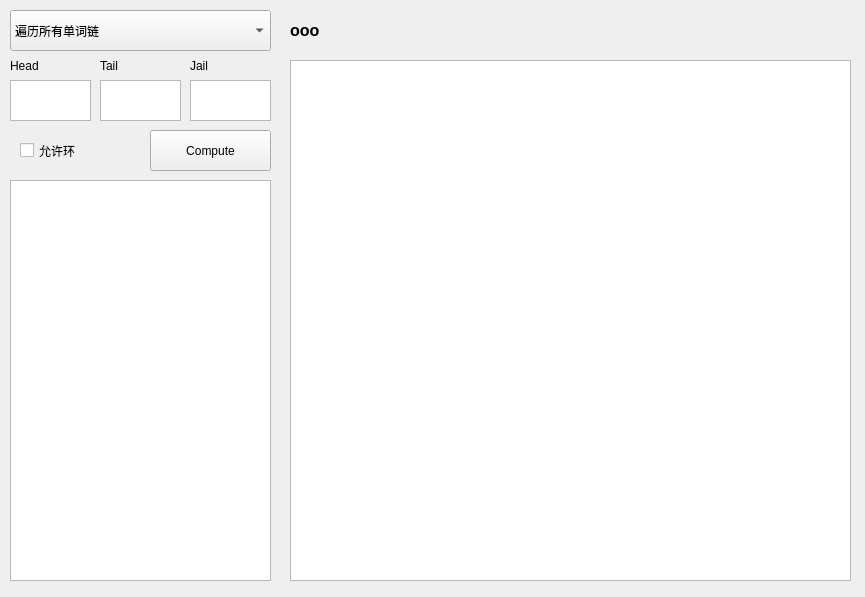
This is gui/main_ui.ui in Dofingert/Longest-English-word-chain as Qt 5 draws it before an edit. The edited form follows.
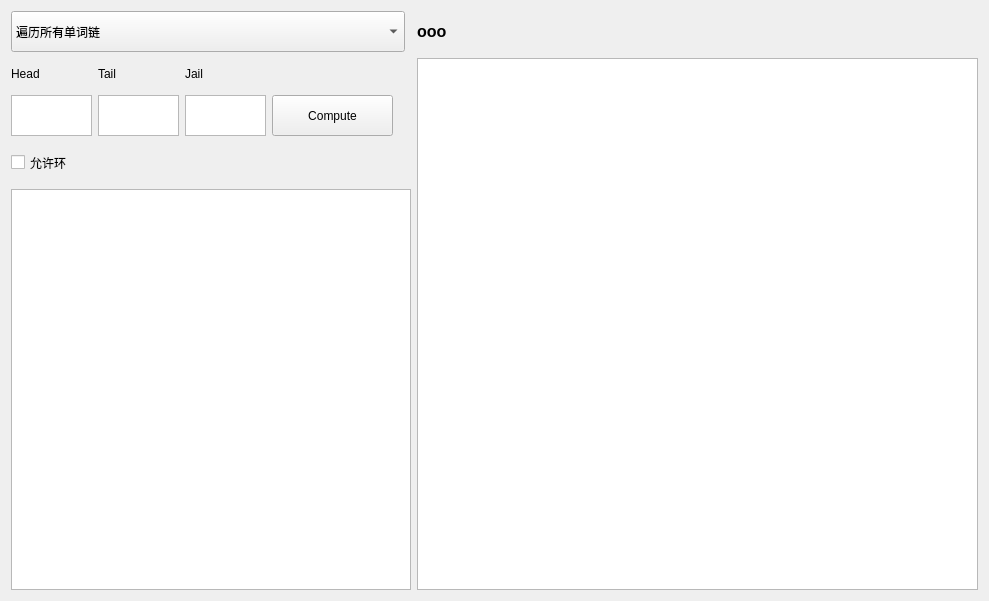
This is the edited form.

Commit message: 修改：美化GUI

Diff of the .ui file:
```diff
--- a/gui/main_ui.ui
+++ b/gui/main_ui.ui
@@ -13,167 +13,307 @@
   <property name="windowTitle">
    <string>main_ui</string>
   </property>
-  <widget class="QPlainTextEdit" name="text_input">
-   <property name="geometry">
-    <rect>
-     <x>10</x>
-     <y>180</y>
-     <width>261</width>
-     <height>401</height>
-    </rect>
-   </property>
-  </widget>
-  <widget class="QTextBrowser" name="text_output">
-   <property name="geometry">
-    <rect>
-     <x>290</x>
-     <y>60</y>
-     <width>561</width>
-     <height>521</height>
-    </rect>
-   </property>
-  </widget>
-  <widget class="QPushButton" name="bottom_compute">
-   <property name="geometry">
-    <rect>
-     <x>150</x>
-     <y>130</y>
-     <width>121</width>
-     <height>41</height>
-    </rect>
-   </property>
-   <property name="text">
-    <string>Compute</string>
-   </property>
-  </widget>
-  <widget class="QCheckBox" name="option_ring">
-   <property name="geometry">
-    <rect>
-     <x>20</x>
-     <y>130</y>
-     <width>121</width>
-     <height>41</height>
-    </rect>
-   </property>
-   <property name="text">
-    <string>允许环</string>
-   </property>
-  </widget>
-  <widget class="QComboBox" name="box_mode">
-   <property name="geometry">
-    <rect>
-     <x>10</x>
-     <y>10</y>
-     <width>261</width>
-     <height>41</height>
-    </rect>
-   </property>
-   <item>
-    <property name="text">
-     <string>遍历所有单词链</string>
-    </property>
+  <layout class="QGridLayout" name="gridLayout">
+   <item row="2" column="1">
+    <widget class="QPlainTextEdit" name="box_tail">
+     <property name="sizePolicy">
+      <sizepolicy hsizetype="Fixed" vsizetype="Fixed">
+       <horstretch>0</horstretch>
+       <verstretch>100</verstretch>
+      </sizepolicy>
+     </property>
+     <property name="minimumSize">
+      <size>
+       <width>81</width>
+       <height>41</height>
+      </size>
+     </property>
+     <property name="maximumSize">
+      <size>
+       <width>81</width>
+       <height>41</height>
+      </size>
+     </property>
+    </widget>
    </item>
-   <item>
-    <property name="text">
-     <string>最多单词</string>
-    </property>
+   <item row="1" column="2">
+    <widget class="QLabel" name="label_3">
+     <property name="sizePolicy">
+      <sizepolicy hsizetype="Fixed" vsizetype="Fixed">
+       <horstretch>0</horstretch>
+       <verstretch>0</verstretch>
+      </sizepolicy>
+     </property>
+     <property name="minimumSize">
+      <size>
+       <width>71</width>
+       <height>31</height>
+      </size>
+     </property>
+     <property name="maximumSize">
+      <size>
+       <width>71</width>
+       <height>31</height>
+      </size>
+     </property>
+     <property name="text">
+      <string>Jail</string>
+     </property>
+    </widget>
    </item>
-   <item>
-    <property name="text">
-     <string>最多字母</string>
-    </property>
+   <item row="2" column="2">
+    <widget class="QPlainTextEdit" name="box_jail">
+     <property name="sizePolicy">
+      <sizepolicy hsizetype="Fixed" vsizetype="Fixed">
+       <horstretch>0</horstretch>
+       <verstretch>100</verstretch>
+      </sizepolicy>
+     </property>
+     <property name="minimumSize">
+      <size>
+       <width>81</width>
+       <height>41</height>
+      </size>
+     </property>
+     <property name="maximumSize">
+      <size>
+       <width>81</width>
+       <height>41</height>
+      </size>
+     </property>
+    </widget>
    </item>
-  </widget>
-  <widget class="QPlainTextEdit" name="box_head">
-   <property name="geometry">
-    <rect>
-     <x>10</x>
-     <y>80</y>
-     <width>81</width>
-     <height>41</height>
-    </rect>
-   </property>
-  </widget>
-  <widget class="QPlainTextEdit" name="box_tail">
-   <property name="geometry">
-    <rect>
-     <x>100</x>
-     <y>80</y>
-     <width>81</width>
-     <height>41</height>
-    </rect>
-   </property>
-  </widget>
-  <widget class="QPlainTextEdit" name="box_jail">
-   <property name="geometry">
-    <rect>
-     <x>190</x>
-     <y>80</y>
-     <width>81</width>
-     <height>41</height>
-    </rect>
-   </property>
-  </widget>
-  <widget class="QLabel" name="label">
-   <property name="geometry">
-    <rect>
-     <x>10</x>
-     <y>50</y>
-     <width>71</width>
-     <height>31</height>
-    </rect>
-   </property>
-   <property name="text">
-    <string>Head</string>
-   </property>
-  </widget>
-  <widget class="QLabel" name="label_2">
-   <property name="geometry">
-    <rect>
-     <x>100</x>
-     <y>50</y>
-     <width>71</width>
-     <height>31</height>
-    </rect>
-   </property>
-   <property name="text">
-    <string>Tail</string>
-   </property>
-  </widget>
-  <widget class="QLabel" name="label_3">
-   <property name="geometry">
-    <rect>
-     <x>190</x>
-     <y>50</y>
-     <width>71</width>
-     <height>31</height>
-    </rect>
-   </property>
-   <property name="text">
-    <string>Jail</string>
-   </property>
-  </widget>
-  <widget class="QLabel" name="status_label">
-   <property name="geometry">
-    <rect>
-     <x>290</x>
-     <y>10</y>
-     <width>561</width>
-     <height>41</height>
-    </rect>
-   </property>
-   <property name="font">
-    <font>
-     <family>Arial</family>
-     <pointsize>12</pointsize>
-     <weight>75</weight>
-     <bold>true</bold>
-    </font>
-   </property>
-   <property name="text">
-    <string>ooo</string>
-   </property>
-  </widget>
+   <item row="1" column="0">
+    <widget class="QLabel" name="label">
+     <property name="sizePolicy">
+      <sizepolicy hsizetype="Fixed" vsizetype="Fixed">
+       <horstretch>0</horstretch>
+       <verstretch>0</verstretch>
+      </sizepolicy>
+     </property>
+     <property name="minimumSize">
+      <size>
+       <width>71</width>
+       <height>31</height>
+      </size>
+     </property>
+     <property name="maximumSize">
+      <size>
+       <width>71</width>
+       <height>31</height>
+      </size>
+     </property>
+     <property name="text">
+      <string>Head</string>
+     </property>
+    </widget>
+   </item>
+   <item row="4" column="0" colspan="7">
+    <widget class="QPlainTextEdit" name="text_input">
+     <property name="sizePolicy">
+      <sizepolicy hsizetype="Expanding" vsizetype="Expanding">
+       <horstretch>0</horstretch>
+       <verstretch>100</verstretch>
+      </sizepolicy>
+     </property>
+     <property name="minimumSize">
+      <size>
+       <width>400</width>
+       <height>401</height>
+      </size>
+     </property>
+     <property name="maximumSize">
+      <size>
+       <width>600</width>
+       <height>16777215</height>
+      </size>
+     </property>
+     <property name="sizeIncrement">
+      <size>
+       <width>0</width>
+       <height>1</height>
+      </size>
+     </property>
+    </widget>
+   </item>
+   <item row="1" column="7" rowspan="4">
+    <widget class="QTextBrowser" name="text_output">
+     <property name="sizePolicy">
+      <sizepolicy hsizetype="Expanding" vsizetype="Expanding">
+       <horstretch>100</horstretch>
+       <verstretch>0</verstretch>
+      </sizepolicy>
+     </property>
+     <property name="minimumSize">
+      <size>
+       <width>561</width>
+       <height>531</height>
+      </size>
+     </property>
+    </widget>
+   </item>
+   <item row="2" column="3">
+    <widget class="QPushButton" name="bottom_compute">
+     <property name="sizePolicy">
+      <sizepolicy hsizetype="Fixed" vsizetype="Fixed">
+       <horstretch>0</horstretch>
+       <verstretch>0</verstretch>
+      </sizepolicy>
+     </property>
+     <property name="minimumSize">
+      <size>
+       <width>121</width>
+       <height>41</height>
+      </size>
+     </property>
+     <property name="maximumSize">
+      <size>
+       <width>121</width>
+       <height>41</height>
+      </size>
+     </property>
+     <property name="text">
+      <string>Compute</string>
+     </property>
+    </widget>
+   </item>
+   <item row="2" column="0">
+    <widget class="QPlainTextEdit" name="box_head">
+     <property name="sizePolicy">
+      <sizepolicy hsizetype="Fixed" vsizetype="Fixed">
+       <horstretch>0</horstretch>
+       <verstretch>100</verstretch>
+      </sizepolicy>
+     </property>
+     <property name="minimumSize">
+      <size>
+       <width>81</width>
+       <height>41</height>
+      </size>
+     </property>
+     <property name="maximumSize">
+      <size>
+       <width>81</width>
+       <height>41</height>
+      </size>
+     </property>
+    </widget>
+   </item>
+   <item row="3" column="0" colspan="3">
+    <widget class="QCheckBox" name="option_ring">
+     <property name="sizePolicy">
+      <sizepolicy hsizetype="Fixed" vsizetype="Expanding">
+       <horstretch>0</horstretch>
+       <verstretch>0</verstretch>
+      </sizepolicy>
+     </property>
+     <property name="minimumSize">
+      <size>
+       <width>121</width>
+       <height>41</height>
+      </size>
+     </property>
+     <property name="maximumSize">
+      <size>
+       <width>121</width>
+       <height>41</height>
+      </size>
+     </property>
+     <property name="text">
+      <string>允许环</string>
+     </property>
+    </widget>
+   </item>
+   <item row="1" column="1">
+    <widget class="QLabel" name="label_2">
+     <property name="sizePolicy">
+      <sizepolicy hsizetype="Fixed" vsizetype="Fixed">
+       <horstretch>0</horstretch>
+       <verstretch>0</verstretch>
+      </sizepolicy>
+     </property>
+     <property name="minimumSize">
+      <size>
+       <width>71</width>
+       <height>31</height>
+      </size>
+     </property>
+     <property name="maximumSize">
+      <size>
+       <width>71</width>
+       <height>31</height>
+      </size>
+     </property>
+     <property name="text">
+      <string>Tail</string>
+     </property>
+    </widget>
+   </item>
+   <item row="0" column="7">
+    <widget class="QLabel" name="status_label">
+     <property name="sizePolicy">
+      <sizepolicy hsizetype="Expanding" vsizetype="Fixed">
+       <horstretch>0</horstretch>
+       <verstretch>0</verstretch>
+      </sizepolicy>
+     </property>
+     <property name="minimumSize">
+      <size>
+       <width>561</width>
+       <height>41</height>
+      </size>
+     </property>
+     <property name="font">
+      <font>
+       <family>Arial</family>
+       <pointsize>12</pointsize>
+       <weight>75</weight>
+       <bold>true</bold>
+      </font>
+     </property>
+     <property name="text">
+      <string>ooo</string>
+     </property>
+    </widget>
+   </item>
+   <item row="0" column="0" colspan="6">
+    <widget class="QComboBox" name="box_mode">
+     <property name="sizePolicy">
+      <sizepolicy hsizetype="Expanding" vsizetype="Fixed">
+       <horstretch>0</horstretch>
+       <verstretch>0</verstretch>
+      </sizepolicy>
+     </property>
+     <property name="minimumSize">
+      <size>
+       <width>0</width>
+       <height>41</height>
+      </size>
+     </property>
+     <property name="maximumSize">
+      <size>
+       <width>394</width>
+       <height>41</height>
+      </size>
+     </property>
+     <item>
+      <property name="text">
+       <string>遍历所有单词链</string>
+      </property>
+     </item>
+     <item>
+      <property name="text">
+       <string>最多单词</string>
+      </property>
+     </item>
+     <item>
+      <property name="text">
+       <string>最多字母</string>
+      </property>
+     </item>
+    </widget>
+   </item>
+  </layout>
  </widget>
  <resources/>
  <connections/>
```
Left out of the diff: 6 changed lines with no effect on the pictures. The commit also changes 1 other file.
